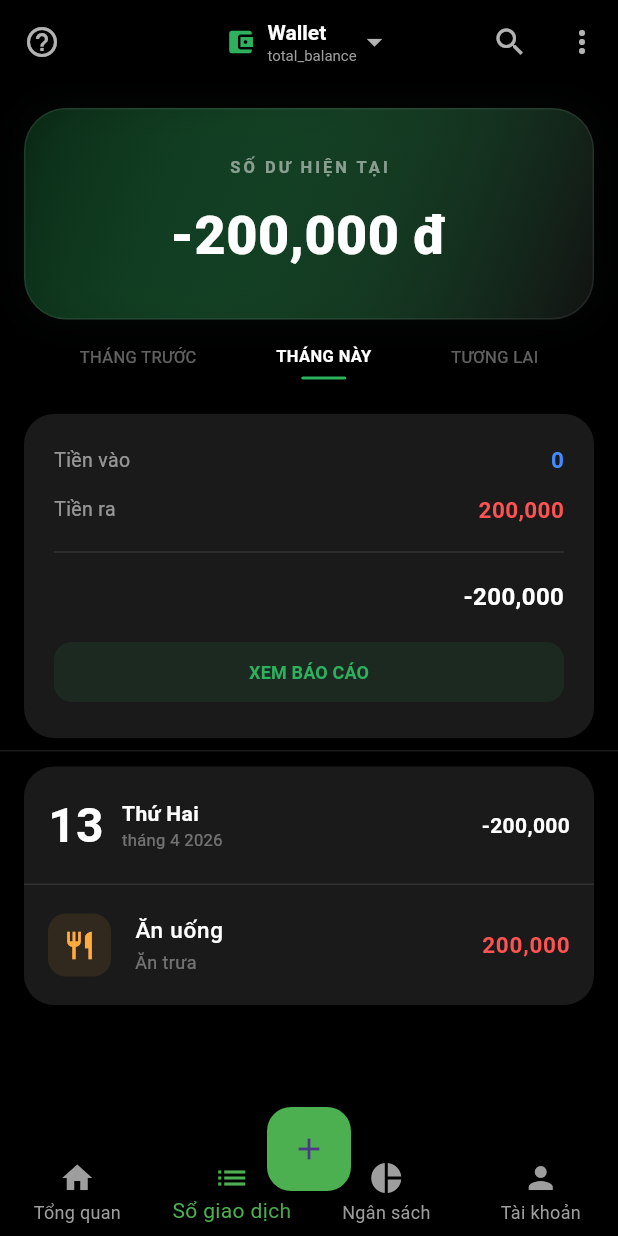
After one commit to iathinh123/DoAnLTDD, a Flutter app: the HomeScreen screen opened directly, item 2 of the bottom bar chosen, on a phone screen of 412 x 824 dp. The commit adds this screen. Run offline on Flutter 3.47's test engine with Material 3 defaults, Android fonts, the phone set to English and light mode, and no system bars; our stand-ins replace firebase_auth, firebase_core, google_sign_in, shared_preferences; accounts and stored records are empty.

Commit message:
Giao dien trang so giao dich

```diff
--- a/lib/Views/home_screen.dart
+++ b/lib/Views/home_screen.dart
@@ -1,4 +1,5 @@
 import 'package:flutter/material.dart';
+import 'transaction_screen.dart';
 
 class HomeScreen extends StatefulWidget {
   const HomeScreen({super.key});
@@ -8,9 +9,9 @@ class HomeScreen extends StatefulWidget {
 }
 
 class _HomeScreenState extends State<HomeScreen> {
-  int currentIndex = 0;
+  int currentIndex = 0; // 1. Biến điều khiển trang hiện tại
 
-  double balance = -1000000; // test data
+  double balance = -1000000;
   double totalExpense = 1000000;
   double totalIncome = 0;
 
@@ -19,14 +20,17 @@ class _HomeScreenState extends State<HomeScreen> {
     return Scaffold(
       backgroundColor: Colors.black,
 
-      // ===== BODY =====
-      body: SafeArea(
+      // 2. IndexedStack giữ nguyên giao diện cũ ở vị trí 0
+      body: IndexedStack(
+        index: currentIndex,
+        children: [
+          // TRANG TỔNG QUAN
+          SafeArea(
             child: SingleChildScrollView(
               padding: const EdgeInsets.all(16),
               child: Column(
                 crossAxisAlignment: CrossAxisAlignment.start,
                 children: [
-              // ===== HEADER =====
                   Row(
                     mainAxisAlignment: MainAxisAlignment.spaceBetween,
                     children: [
@@ -35,21 +39,14 @@ class _HomeScreenState extends State<HomeScreen> {
                         children: [
                           Text(
                             "${balance.toStringAsFixed(2)} đ",
-                        style: const TextStyle(
-                          fontSize: 32,
-                          color: Colors.white,
-                          fontWeight: FontWeight.bold,
-                        ),
+                            style: const TextStyle(fontSize: 32, color: Colors.white, fontWeight: FontWeight.bold),
                           ),
                           const SizedBox(height: 4),
-                      const Text(
-                        "Tổng số dư",
-                        style: TextStyle(color: Colors.grey),
-                      ),
+                          const Text("Tổng số dư", style: TextStyle(color: Colors.grey)),
                         ],
                       ),
-                  Row(
-                    children: const [
+                      const Row(
+                        children: [
                           Icon(Icons.remove_red_eye, color: Colors.white),
                           SizedBox(width: 12),
                           Icon(Icons.search, color: Colors.white),
@@ -59,130 +56,83 @@ class _HomeScreenState extends State<HomeScreen> {
                       )
                     ],
                   ),
-
                   const SizedBox(height: 20),
-
-              // ===== WALLET =====
                   Container(
                     padding: const EdgeInsets.all(16),
-                decoration: BoxDecoration(
-                  color: Colors.grey[900],
-                  borderRadius: BorderRadius.circular(12),
-                ),
+                    decoration: BoxDecoration(color: Colors.grey[900], borderRadius: BorderRadius.circular(12)),
                     child: Column(
                       children: [
-                    Row(
+                        const Row(
                           mainAxisAlignment: MainAxisAlignment.spaceBetween,
-                      children: const [
-                        Text("Ví của tôi",
-                            style:
-                            TextStyle(color: Colors.white, fontSize: 16)),
-                        Text("Xem tất cả",
-                            style:
-                            TextStyle(color: Colors.green, fontSize: 14)),
+                          children: [
+                            Text("Ví của tôi", style: TextStyle(color: Colors.white, fontSize: 16)),
+                            Text("Xem tất cả", style: TextStyle(color: Colors.green, fontSize: 14)),
                           ],
                         ),
                         const SizedBox(height: 12),
                         Row(
                           children: [
-                        const CircleAvatar(
-                          backgroundColor: Colors.orange,
-                          child: Icon(Icons.account_balance_wallet),
-                        ),
+                            const CircleAvatar(backgroundColor: Colors.orange, child: Icon(Icons.account_balance_wallet)),
                             const SizedBox(width: 12),
-                        const Expanded(
-                          child: Text("Tiền mặt",
-                              style: TextStyle(color: Colors.white)),
-                        ),
-                        Text(
-                          "${balance.toStringAsFixed(2)} đ",
-                          style: const TextStyle(color: Colors.white),
-                        )
+                            const Expanded(child: Text("Tiền mặt", style: TextStyle(color: Colors.white))),
+                            Text("${balance.toStringAsFixed(2)} đ", style: const TextStyle(color: Colors.white))
                           ],
                         )
                       ],
                     ),
                   ),
-
                   const SizedBox(height: 20),
-
-              // ===== REPORT =====
                   Container(
                     padding: const EdgeInsets.all(16),
-                decoration: BoxDecoration(
-                  color: Colors.grey[900],
-                  borderRadius: BorderRadius.circular(12),
-                ),
+                    decoration: BoxDecoration(color: Colors.grey[900], borderRadius: BorderRadius.circular(12)),
                     child: Column(
                       children: [
-                    Row(
+                        const Row(
                           mainAxisAlignment: MainAxisAlignment.spaceBetween,
-                      children: const [
-                        Text("Báo cáo tháng này",
-                            style:
-                            TextStyle(color: Colors.white, fontSize: 16)),
-                        Text("Xem báo cáo",
-                            style:
-                            TextStyle(color: Colors.green, fontSize: 14)),
+                          children: [
+                            Text("Báo cáo tháng này", style: TextStyle(color: Colors.white, fontSize: 16)),
+                            Text("Xem báo cáo", style: TextStyle(color: Colors.green, fontSize: 14)),
                           ],
                         ),
                         const SizedBox(height: 16),
-
-                    // Expense / Income
                         Row(
                           mainAxisAlignment: MainAxisAlignment.spaceBetween,
                           children: [
                             Column(
                               children: [
-                            const Text("Tổng đã chi",
-                                style: TextStyle(color: Colors.grey)),
-                            Text(
-                              totalExpense.toStringAsFixed(2),
-                              style: const TextStyle(
-                                  color: Colors.red, fontSize: 18),
-                            )
+                                const Text("Tổng đã chi", style: TextStyle(color: Colors.grey)),
+                                Text(totalExpense.toStringAsFixed(2), style: const TextStyle(color: Colors.red, fontSize: 18))
                               ],
                             ),
                             Column(
                               children: [
-                            const Text("Tổng thu",
-                                style: TextStyle(color: Colors.grey)),
-                            Text(
-                              totalIncome.toStringAsFixed(2),
-                              style: const TextStyle(
-                                  color: Colors.blue, fontSize: 18),
-                            )
+                                const Text("Tổng thu", style: TextStyle(color: Colors.grey)),
+                                Text(totalIncome.toStringAsFixed(2), style: const TextStyle(color: Colors.blue, fontSize: 18))
                               ],
                             ),
                           ],
                         ),
-
                         const SizedBox(height: 20),
-
-                    // Fake chart box
                         Container(
                           height: 150,
-                      decoration: BoxDecoration(
-                        border: Border.all(color: Colors.grey),
-                      ),
-                      child: const Center(
-                        child: Text(
-                          "Nhập giao dịch để xem báo cáo",
-                          style: TextStyle(color: Colors.grey),
-                        ),
-                      ),
+                          decoration: BoxDecoration(border: Border.all(color: Colors.grey)),
+                          child: const Center(child: Text("Nhập giao dịch để xem báo cáo", style: TextStyle(color: Colors.grey))),
                         )
                       ],
                     ),
                   ),
-
                   const SizedBox(height: 80),
                 ],
               ),
             ),
           ),
 
-      // ===== FLOAT BUTTON =====
+          const TransactionScreen(), // Trang Sổ giao dịch
+          const Center(child: Text("Ngân sách", style: TextStyle(color: Colors.white))),
+          const Center(child: Text("Tài khoản", style: TextStyle(color: Colors.white))),
+        ],
+      ),
+
       floatingActionButton: FloatingActionButton(
         backgroundColor: Colors.green,
         onPressed: () {},
@@ -190,12 +140,11 @@ class _HomeScreenState extends State<HomeScreen> {
       ),
       floatingActionButtonLocation: FloatingActionButtonLocation.centerDocked,
 
-      // ===== BOTTOM NAV =====
       bottomNavigationBar: BottomNavigationBar(
         currentIndex: currentIndex,
         onTap: (index) {
           setState(() {
-            currentIndex = index;
+            currentIndex = index; // 3. Cập nhật index để chuyển đổi qua lại
           });
         },
         backgroundColor: Colors.black,
@@ -204,8 +153,7 @@ class _HomeScreenState extends State<HomeScreen> {
         type: BottomNavigationBarType.fixed,
         items: const [
           BottomNavigationBarItem(icon: Icon(Icons.home), label: "Tổng quan"),
-          BottomNavigationBarItem(
-              icon: Icon(Icons.list), label: "Sổ giao dịch"),
+          BottomNavigationBarItem(icon: Icon(Icons.list), label: "Sổ giao dịch"),
           BottomNavigationBarItem(icon: Icon(Icons.pie_chart), label: "Ngân sách"),
           BottomNavigationBarItem(icon: Icon(Icons.person), label: "Tài khoản"),
         ],
--- /dev/null
+++ b/lib/Views/transaction_screen.dart
@@ -0,0 +1,245 @@
+import 'package:flutter/material.dart';
+import 'package:provider/provider.dart';
+import '../Controllers/language_provider.dart';
+
+const Color moneyLoverGreen = Color(0xFF2DB15D);
+const Color darkBackground = Color(0xFF000000);
+const Color surfaceColor = Color(0xFF1A1A1A);
+
+class TransactionScreen extends StatefulWidget {
+  const TransactionScreen({super.key});
+
+  @override
+  State<TransactionScreen> createState() => _TransactionScreenState();
+}
+
+class _TransactionScreenState extends State<TransactionScreen> {
+  @override
+  Widget build(BuildContext context) {
+
+    final lang = Provider.of<LanguageProvider>(context);
+
+    return Scaffold(
+      backgroundColor: darkBackground,
+      appBar: AppBar(
+        backgroundColor: darkBackground,
+        elevation: 0,
+        leading: const Icon(Icons.help_outline, color: Colors.white70),
+        title: InkWell(
+          onTap: () {},
+          child: Row(
+            mainAxisSize: MainAxisSize.min,
+            children: [
+              const Icon(Icons.account_balance_wallet, color: moneyLoverGreen, size: 20),
+              const SizedBox(width: 8),
+              Column(
+                crossAxisAlignment: CrossAxisAlignment.start,
+                children: [
+                  const Text("Wallet", style: TextStyle(fontSize: 14, color: Colors.white, fontWeight: FontWeight.bold)),
+                  Text(lang.getText("total_balance") ?? "Tổng cộng", style: const TextStyle(fontSize: 10, color: Colors.grey)),
+                ],
+              ),
+              const Icon(Icons.arrow_drop_down, color: Colors.white70),
+            ],
+          ),
+        ),
+        centerTitle: true,
+        actions: [
+          IconButton(icon: const Icon(Icons.search, color: Colors.white70), onPressed: () {}),
+          IconButton(icon: const Icon(Icons.more_vert, color: Colors.white70), onPressed: () {}),
+        ],
+      ),
+      body: Column(
+        children: [
+          // Số dư
+          _buildModernBalanceCard(),
+
+          _buildTimeFilter(),
+
+          // Thu chi
+          _buildSummarySection(),
+
+          const Divider(color: Colors.white10, height: 1),
+
+          Expanded(
+            child: ListView(
+              padding: const EdgeInsets.symmetric(horizontal: 16, vertical: 10),
+              children: [
+                _buildTransactionGroup(),
+              ],
+            ),
+          ),
+        ],
+      ),
+    );
+  }
+
+  // Số dư
+  Widget _buildModernBalanceCard() {
+    return Container(
+      width: double.infinity,
+      margin: const EdgeInsets.all(16),
+      padding: const EdgeInsets.symmetric(vertical: 30, horizontal: 20),
+      decoration: BoxDecoration(
+          borderRadius: BorderRadius.circular(28),
+          gradient: LinearGradient(
+            begin: Alignment.topLeft,
+            end: Alignment.bottomRight,
+            colors: [
+              moneyLoverGreen.withOpacity(0.2),
+              const Color(0xFF121212),
+            ],
+          ),
+          border: Border.all(color: Colors.white.withOpacity(0.08)),
+          boxShadow: [
+            BoxShadow(
+              color: moneyLoverGreen.withOpacity(0.05),
+              blurRadius: 20,
+              spreadRadius: 1,
+            )
+          ]
+      ),
+      child: Column(
+        children: [
+          Text(
+            "SỐ DƯ HIỆN TẠI",
+            style: TextStyle(color: Colors.white.withOpacity(0.5), fontSize: 11, letterSpacing: 2, fontWeight: FontWeight.bold),
+          ),
+          const SizedBox(height: 12),
+          const Text(
+            "-200,000 đ",
+            style: TextStyle(color: Colors.white, fontSize: 36, fontWeight: FontWeight.w800),
+          ),
+        ],
+      ),
+    );
+  }
+
+  Widget _buildTimeFilter() {
+    return Container(
+      margin: const EdgeInsets.only(bottom: 15),
+      child: Row(
+        mainAxisAlignment: MainAxisAlignment.spaceEvenly,
+        children: [
+          _timeTab("THÁNG TRƯỚC", false),
+          _timeTab("THÁNG NÀY", true),
+          _timeTab("TƯƠNG LAI", false),
+        ],
+      ),
+    );
+  }
+
+  Widget _timeTab(String label, bool isSelected) {
+    return Column(
+      children: [
+        Text(
+          label,
+          style: TextStyle(
+            color: isSelected ? Colors.white : Colors.white38,
+            fontWeight: isSelected ? FontWeight.bold : FontWeight.normal,
+            fontSize: 11,
+          ),
+        ),
+        const SizedBox(height: 6),
+        if (isSelected)
+          Container(height: 2, width: 30, decoration: BoxDecoration(color: moneyLoverGreen, borderRadius: BorderRadius.circular(2))),
+      ],
+    );
+  }
+
+  // Thu chi
+  Widget _buildSummarySection() {
+    return Container(
+      margin: const EdgeInsets.symmetric(horizontal: 16, vertical: 8),
+      padding: const EdgeInsets.all(20),
+      decoration: BoxDecoration(
+        color: surfaceColor,
+        borderRadius: BorderRadius.circular(20),
+      ),
+      child: Column(
+        children: [
+          _rowAmount("Tiền vào", "0", Colors.blueAccent),
+          const SizedBox(height: 12),
+          _rowAmount("Tiền ra", "200,000", Colors.redAccent),
+          const Padding(
+            padding: EdgeInsets.symmetric(vertical: 10),
+            child: Divider(color: Colors.white10, thickness: 1),
+          ),
+          Row(
+            mainAxisAlignment: MainAxisAlignment.end,
+            children: [
+              const Text("-200,000", style: TextStyle(color: Colors.white, fontSize: 16, fontWeight: FontWeight.bold)),
+            ],
+          ),
+          const SizedBox(height: 15),
+          SizedBox(
+            width: double.infinity,
+            child: ElevatedButton(
+              onPressed: () {},
+              style: ElevatedButton.styleFrom(
+                backgroundColor: moneyLoverGreen.withOpacity(0.1),
+                foregroundColor: moneyLoverGreen,
+                elevation: 0,
+                shape: RoundedRectangleBorder(borderRadius: BorderRadius.circular(12)),
+              ),
+              child: const Text("XEM BÁO CÁO", style: TextStyle(fontWeight: FontWeight.bold, fontSize: 12)),
+            ),
+          )
+        ],
+      ),
+    );
+  }
+
+  Widget _rowAmount(String title, String value, Color color) {
+    return Row(
+      mainAxisAlignment: MainAxisAlignment.spaceBetween,
+      children: [
+        Text(title, style: const TextStyle(color: Colors.white54, fontSize: 13)),
+        Text(value, style: TextStyle(color: color, fontWeight: FontWeight.bold, fontSize: 15)),
+      ],
+    );
+  }
+
+  Widget _buildTransactionGroup() {
+    return Container(
+      decoration: BoxDecoration(
+        color: surfaceColor,
+        borderRadius: BorderRadius.circular(20),
+      ),
+      child: Column(
+        children: [
+          Padding(
+            padding: const EdgeInsets.all(16),
+            child: Row(
+              children: [
+                const Text("13", style: TextStyle(color: Colors.white, fontSize: 32, fontWeight: FontWeight.bold)),
+                const SizedBox(width: 12),
+                const Column(
+                  crossAxisAlignment: CrossAxisAlignment.start,
+                  children: [
+                    Text("Thứ Hai", style: TextStyle(color: Colors.white, fontWeight: FontWeight.bold)),
+                    Text("tháng 4 2026", style: TextStyle(color: Colors.white38, fontSize: 11)),
+                  ],
+                ),
+                const Spacer(),
+                const Text("-200,000", style: TextStyle(color: Colors.white, fontWeight: FontWeight.bold)),
+              ],
+            ),
+          ),
+          const Divider(color: Colors.white10, height: 1),
+          ListTile(
+            contentPadding: const EdgeInsets.symmetric(horizontal: 16, vertical: 4),
+            leading: Container(
+              padding: const EdgeInsets.all(10),
+              decoration: BoxDecoration(color: Colors.orangeAccent.withOpacity(0.1), borderRadius: BorderRadius.circular(12)),
+              child: const Icon(Icons.restaurant, color: Colors.orangeAccent, size: 22),
+            ),
+            title: const Text("Ăn uống", style: TextStyle(color: Colors.white, fontSize: 15, fontWeight: FontWeight.w500)),
+            subtitle: const Text("Ăn trưa ", style: TextStyle(color: Colors.white38, fontSize: 12)),
+            trailing: const Text("200,000", style: TextStyle(color: Colors.redAccent, fontWeight: FontWeight.bold, fontSize: 15)),
+          ),
+        ],
+      ),
+    );
+  }
+}
```
Lines whose indentation alone changed are shown as unchanged.
